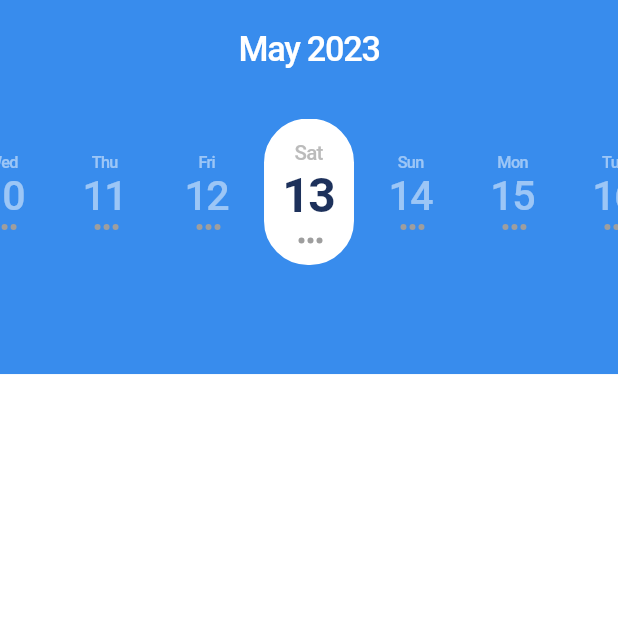
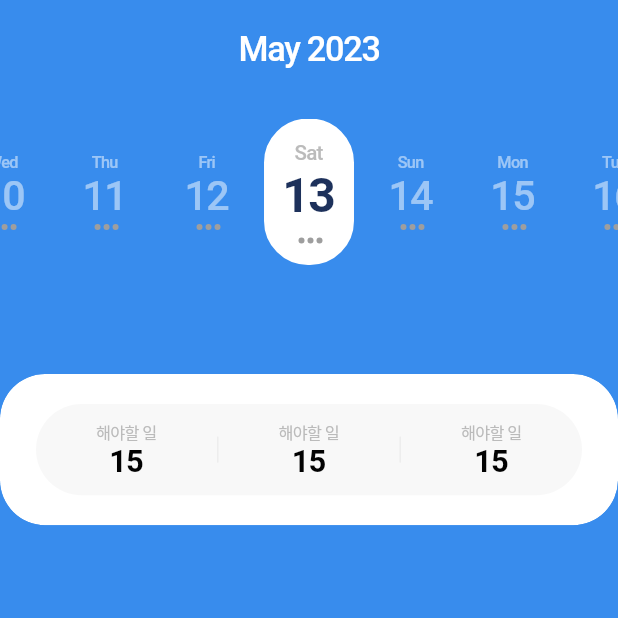
Before and after one commit to sungheeyoon/flutter-plant-plan, a Flutter app: the screen it shows after launch, on a phone screen of 412 x 824 dp, the top half of it. Run offline on Flutter 3.47's test engine with Material 2 defaults, Android fonts, the phone set to English and light mode, and no system bars; our stand-ins replace cached_network_image, calendar_date_picker2, cloud_firestore, equatable, firebase_core, firebase_storage and 11 more; missing offline and left inert: kakao_flutter_sdk_user, korea_regexp, snapping_sheet; accounts and stored records are empty; Roboto replaces fonts that are missing (Pretendard).

Commit message:
Ongoing HomeScreen UI

```diff
--- a/lib/common/view/home_screen.dart
+++ b/lib/common/view/home_screen.dart
@@ -2,6 +2,7 @@ import 'package:flutter/material.dart';
 import 'package:flutter_screenutil/flutter_screenutil.dart';
 import 'package:plant_plan/common/layout/default_layout.dart';
 import 'package:plant_plan/common/widget/home_calendar.dart';
+import 'package:plant_plan/utils/colors.dart';
 
 class HomeScreen extends StatelessWidget {
   const HomeScreen({super.key});
@@ -9,6 +10,7 @@ class HomeScreen extends StatelessWidget {
   @override
   Widget build(BuildContext context) {
     return DefaultLayout(
+      backgroundColor: pointColor2,
       child: SingleChildScrollView(
         child: SafeArea(
           child: Column(
@@ -17,8 +19,104 @@ class HomeScreen extends StatelessWidget {
                 height: 230.h,
                 child: const MyCalendar(),
               ),
+              ClipRRect(
+                borderRadius: BorderRadius.circular(30), // 모서리 모양 변경
+                child: Container(
+                  padding: const EdgeInsets.symmetric(
+                    vertical: 20,
+                    horizontal: 24,
+                  ),
+                  decoration: BoxDecoration(
+                    borderRadius:
+                        BorderRadius.circular(30), // ClipRRect와 동일하게 설정
+                    color: Colors.white,
+                  ),
+                  child: Container(
+                    decoration: BoxDecoration(
+                      borderRadius:
+                          BorderRadius.circular(32.h), // ClipRRect와 동일하게 설정
+                      color: grayColor100,
+                    ),
+                    height: 56.h,
+                    child: Row(
+                      mainAxisAlignment: MainAxisAlignment.spaceEvenly,
+                      children: [
+                        Column(
+                          mainAxisAlignment: MainAxisAlignment.center,
+                          children: [
+                            Text(
+                              '해야할 일',
+                              style: Theme.of(context)
+                                  .textTheme
+                                  .labelSmall!
+                                  .copyWith(color: grayColor500),
+                            ),
+                            Text(
+                              '15',
+                              style: Theme.of(context)
+                                  .textTheme
+                                  .headlineSmall!
+                                  .copyWith(color: grayBlack),
+                            ),
                           ],
-      )),
-    ));
+                        ),
+                        Container(
+                          width: 1.0,
+                          height: 16.h,
+                          color: grayColor300,
+                        ),
+                        Column(
+                          mainAxisAlignment: MainAxisAlignment.center,
+                          children: [
+                            Text(
+                              '해야할 일',
+                              style: Theme.of(context)
+                                  .textTheme
+                                  .labelSmall!
+                                  .copyWith(color: grayColor500),
+                            ),
+                            Text(
+                              '15',
+                              style: Theme.of(context)
+                                  .textTheme
+                                  .headlineSmall!
+                                  .copyWith(color: grayBlack),
+                            ),
+                          ],
+                        ),
+                        Container(
+                          width: 1.0,
+                          height: 16.h,
+                          color: grayColor300,
+                        ),
+                        Column(
+                          mainAxisAlignment: MainAxisAlignment.center,
+                          children: [
+                            Text(
+                              '해야할 일',
+                              style: Theme.of(context)
+                                  .textTheme
+                                  .labelSmall!
+                                  .copyWith(color: grayColor500),
+                            ),
+                            Text(
+                              '15',
+                              style: Theme.of(context)
+                                  .textTheme
+                                  .headlineSmall!
+                                  .copyWith(color: grayBlack),
+                            ),
+                          ],
+                        ),
+                      ],
+                    ),
+                  ),
+                ),
+              )
+            ],
+          ),
+        ),
+      ),
+    );
   }
 }
```
Lines whose indentation alone changed are shown as unchanged.
